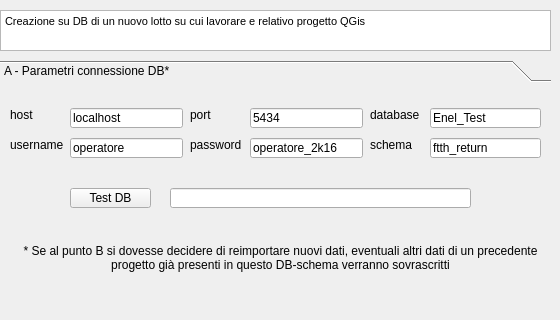
Verticalsrl/plugin_FTTH, file ProgettoFTTH_return/progetto_ftth_config_dockwidget_base.ui: the form before one commit; both pictures show x 0 to 560 and y 0 to 320 of the 560 by 749 pixel window.
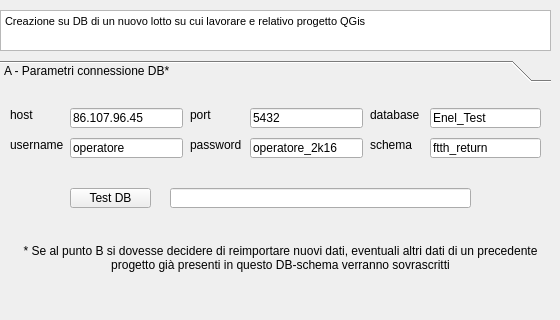
The form after the commit.

Commit message: host e porta di default: riferimento a macchina Linux

```diff
--- a/ProgettoFTTH_return/progetto_ftth_config_dockwidget_base.ui
+++ b/ProgettoFTTH_return/progetto_ftth_config_dockwidget_base.ui
@@ -133,7 +133,7 @@
       </rect>
      </property>
      <property name="text">
-      <string>localhost</string>
+      <string>86.107.96.45</string>
      </property>
     </widget>
     <widget class="QLineEdit" name="portDB">
@@ -146,7 +146,7 @@
       </rect>
      </property>
      <property name="text">
-      <string>5434</string>
+      <string>5432</string>
      </property>
     </widget>
     <widget class="QLineEdit" name="usrDB">
```
Left out of the diff: 8 changed lines with no effect on the pictures. The commit also changes 1 other file.
